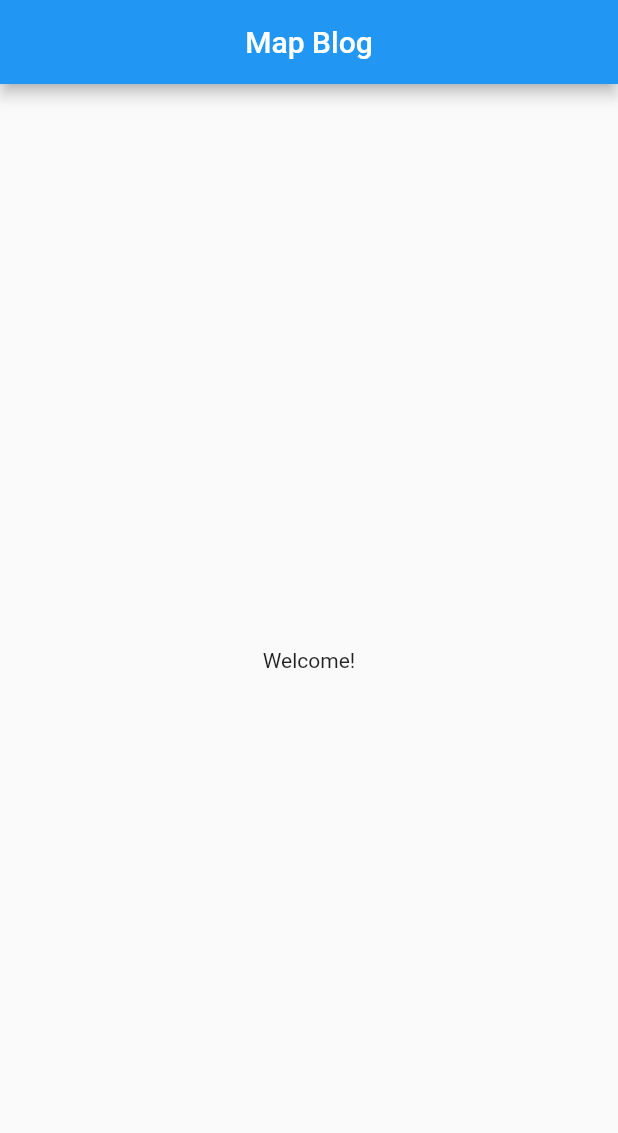
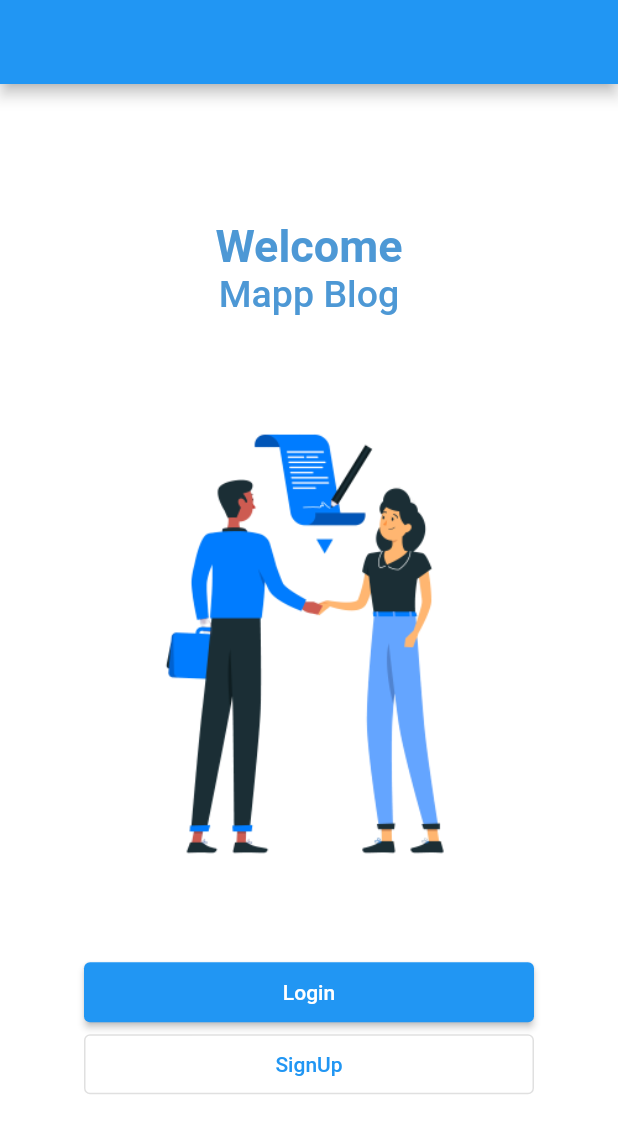
Before and after one commit to SodiqOgundairo/flutterTraining, a Flutter app: the screen it shows after launch, on a phone screen of 412 x 824 dp. Shown: the top 1133 px of the screen. Run offline on Flutter 3.47's test engine with Material 2 defaults, Android fonts, the light colour scheme and no system bars.

Commit message:
onboard page done

```diff
--- a/lib/main.dart
+++ b/lib/main.dart
@@ -31,12 +31,44 @@ class _LoginPageState extends State<LoginPage> {
   @override
   Widget build(BuildContext context) {
     return Scaffold(
-      appBar: AppBar(
-        title: const Text('Map Blog'),
-        centerTitle: true,
-      ),
-      body: const Center(
-        child: Text('Welcome!'),
+      backgroundColor: Colors.white,
+      appBar: AppBar(),
+      body: Center(
+        child: Column(
+          mainAxisAlignment: MainAxisAlignment.center,
+          children: [
+            const Text(
+              'Welcome',
+              style: TextStyle(
+                  color: Color.fromARGB(255, 77, 152, 213),
+                  fontSize: 30,
+                  fontWeight: FontWeight.bold),
+            ),
+            const Text(
+              'Mapp Blog',
+              style: TextStyle(
+                  color: Color.fromARGB(255, 77, 152, 213),
+                  fontSize: 25,
+                  fontWeight: FontWeight.w500),
+            ),
+            const SizedBox(height: 15.0),
+            Image.asset('assets/images/welcome.png'),
+            ElevatedButton(
+              onPressed: () {},
+              style: ElevatedButton.styleFrom(
+                minimumSize: const Size(300, 40),
+              ),
+              child: const Text('Login'),
+            ),
+            OutlinedButton(
+              onPressed: () {},
+              style: OutlinedButton.styleFrom(
+                  minimumSize: const Size(300, 40),
+                  foregroundColor: Colors.blue),
+              child: const Text('SignUp'),
+            )
+          ],
+        ),
       ),
     );
   }
```
Also changed, not shown: assets/images/welcome.png (added).
